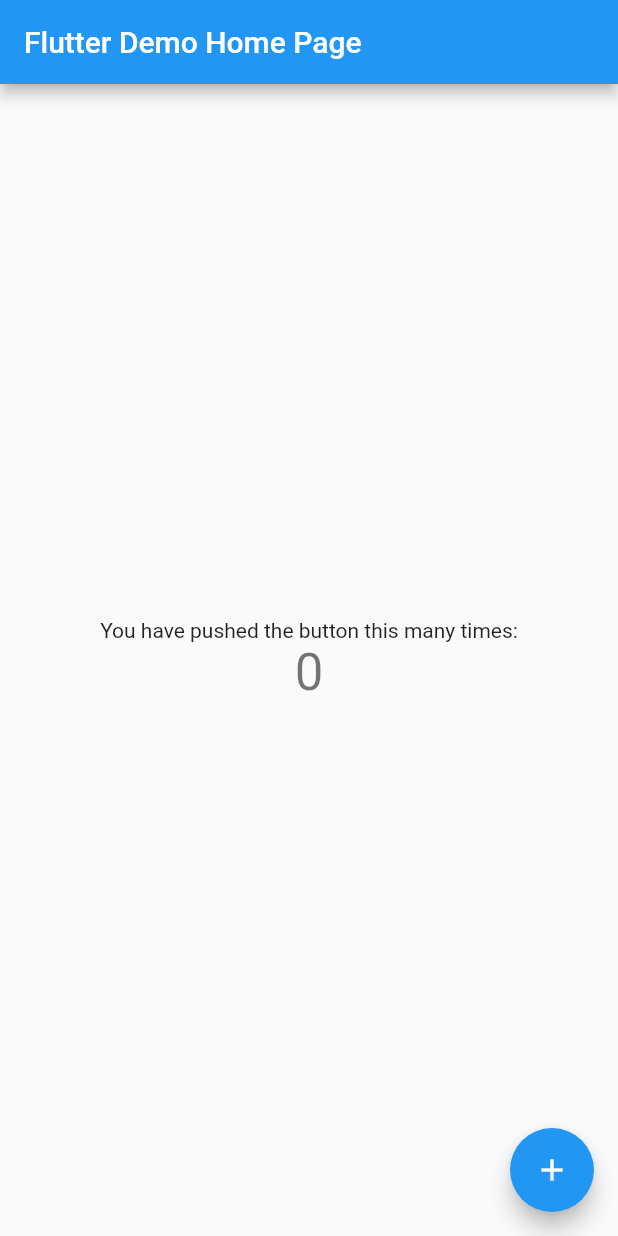
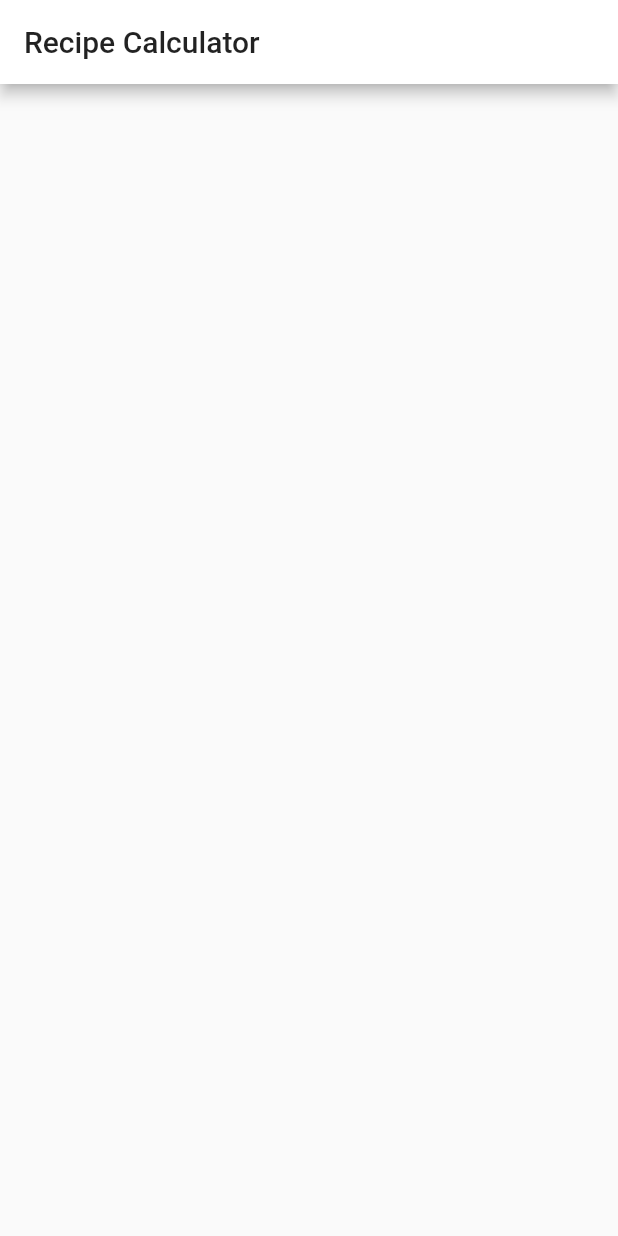
Before and after one commit to lakshayraturi/flta_recipes_app, a Flutter app: the screen it shows after launch, on a phone screen of 412 x 824 dp. Run offline on Flutter 3.47's test engine with Material 2 defaults, Android fonts, the phone set to English and light mode, and no system bars.

Commit message:
Scaffolding the app

```diff
--- a/lib/main.dart
+++ b/lib/main.dart
@@ -1,43 +1,26 @@
 import 'package:flutter/material.dart';
 
 void main() {
-  runApp(MyApp());
+  runApp(RecipeApp());
 }
 
-class MyApp extends StatelessWidget {
+class RecipeApp extends StatelessWidget {
   // This widget is the root of your application.
   @override
   Widget build(BuildContext context) {
     return MaterialApp(
-      title: 'Flutter Demo',
+      title: 'Recipe Calculator',
       theme: ThemeData(
-        // This is the theme of your application.
-        //
-        // Try running your application with "flutter run". You'll see the
-        // application has a blue toolbar. Then, without quitting the app, try
-        // changing the primarySwatch below to Colors.green and then invoke
-        // "hot reload" (press "r" in the console where you ran "flutter run",
-        // or simply save your changes to "hot reload" in a Flutter IDE).
-        // Notice that the counter didn't reset back to zero; the application
-        // is not restarted.
-        primarySwatch: Colors.blue,
+        primaryColor: Colors.white,
+        accentColor: Colors.black,
       ),
-      home: MyHomePage(title: 'Flutter Demo Home Page'),
+      home: MyHomePage(title: 'Recipe Calculator'),
     );
   }
 }
 
 class MyHomePage extends StatefulWidget {
   MyHomePage({Key? key, required this.title}) : super(key: key);
-
-  // This widget is the home page of your application. It is stateful, meaning
-  // that it has a State object (defined below) that contains fields that affect
-  // how it looks.
-
-  // This class is the configuration for the state. It holds the values (in this
-  // case the title) provided by the parent (in this case the App widget) and
-  // used by the build method of the State. Fields in a Widget subclass are
-  // always marked "final".
 
   final String title;
 
@@ -50,64 +33,19 @@
 
   void _incrementCounter() {
     setState(() {
-      // This call to setState tells the Flutter framework that something has
-      // changed in this State, which causes it to rerun the build method below
-      // so that the display can reflect the updated values. If we changed
-      // _counter without calling setState(), then the build method would not be
-      // called again, and so nothing would appear to happen.
       _counter++;
     });
   }
 
   @override
   Widget build(BuildContext context) {
-    // This method is rerun every time setState is called, for instance as done
-    // by the _incrementCounter method above.
-    //
-    // The Flutter framework has been optimized to make rerunning build methods
-    // fast, so that you can just rebuild anything that needs updating rather
-    // than having to individually change instances of widgets.
     return Scaffold(
       appBar: AppBar(
-        // Here we take the value from the MyHomePage object that was created by
-        // the App.build method, and use it to set our appbar title.
         title: Text(widget.title),
       ),
-      body: Center(
-        // Center is a layout widget. It takes a single child and positions it
-        // in the middle of the parent.
-        child: Column(
-          // Column is also a layout widget. It takes a list of children and
-          // arranges them vertically. By default, it sizes itself to fit its
-          // children horizontally, and tries to be as tall as its parent.
-          //
-          // Invoke "debug painting" (press "p" in the console, choose the
-          // "Toggle Debug Paint" action from the Flutter Inspector in Android
-          // Studio, or the "Toggle Debug Paint" command in Visual Studio Code)
-          // to see the wireframe for each widget.
-          //
-          // Column has various properties to control how it sizes itself and
-          // how it positions its children. Here we use mainAxisAlignment to
-          // center the children vertically; the main axis here is the vertical
-          // axis because Columns are vertical (the cross axis would be
-          // horizontal).
-          mainAxisAlignment: MainAxisAlignment.center,
-          children: <Widget>[
-            Text(
-              'You have pushed the button this many times:',
-            ),
-            Text(
-              '$_counter',
-              style: Theme.of(context).textTheme.headline4,
-            ),
-          ],
-        ),
+      body: SafeArea(
+        child: Container(),
       ),
-      floatingActionButton: FloatingActionButton(
-        onPressed: _incrementCounter,
-        tooltip: 'Increment',
-        child: Icon(Icons.add),
-      ), // This trailing comma makes auto-formatting nicer for build methods.
     );
   }
 }
--- /dev/null
+++ b/lib/recipe.dart
@@ -0,0 +1,15 @@
+class Recipe {
+  String label;
+  String imageUrl;
+
+  Recipe(this.label, this.imageUrl);
+
+  static List<Recipe> samples = [
+    Recipe('Spaghetti and Meatballs', 'assets/2126711929_ef763de2b3_w.jpg'),
+    Recipe('Tomato Soup', 'assets/27729023535_a57606c1be.jpg'),
+    Recipe('Grilled Cheese', 'assets/3187380632_5056654a19_b.jpg'),
+    Recipe('Chocolate Chip Cookies', 'assets/15992102771_b92f4cc00a_b.jpg'),
+    Recipe('Taco Salad', 'assets/8533381643_a31a99e8a6_c.jpg'),
+    Recipe('Hawaiian Pizza', 'assets/15452035777_294cefced5_c.jpg'),
+  ];
+}
```
Also changed, not shown: assets/15452035777_294cefced5_c.jpg (added), assets/15992102771_b92f4cc00a_b.jpg (added), assets/2126711929_ef763de2b3_w.jpg (added), assets/27729023535_a57606c1be.jpg (added), assets/3187380632_5056654a19_b.jpg (added), assets/8533381643_a31a99e8a6_c.jpg (added), 2 other files.
